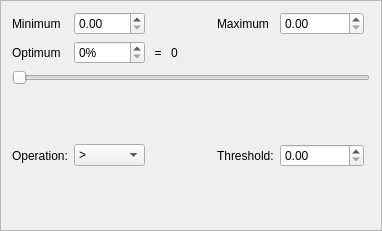
Qt form braviz/interaction/qt_guis/rational_details_frame_filtering.ui (diego0020/braviz-app) before a commit.
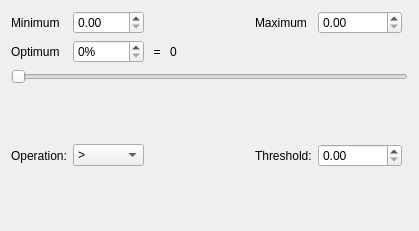
The same form after that commit.

The edit to the form file:
```diff
--- a/braviz/interaction/qt_guis/rational_details_frame_filtering.ui
+++ b/braviz/interaction/qt_guis/rational_details_frame_filtering.ui
@@ -6,7 +6,7 @@
    <rect>
     <x>0</x>
     <y>0</y>
-    <width>382</width>
+    <width>419</width>
     <height>231</height>
    </rect>
   </property>
@@ -14,7 +14,7 @@
    <string>Frame</string>
   </property>
   <property name="frameShape">
-   <enum>QFrame::StyledPanel</enum>
+   <enum>QFrame::NoFrame</enum>
   </property>
   <property name="frameShadow">
    <enum>QFrame::Raised</enum>
```
